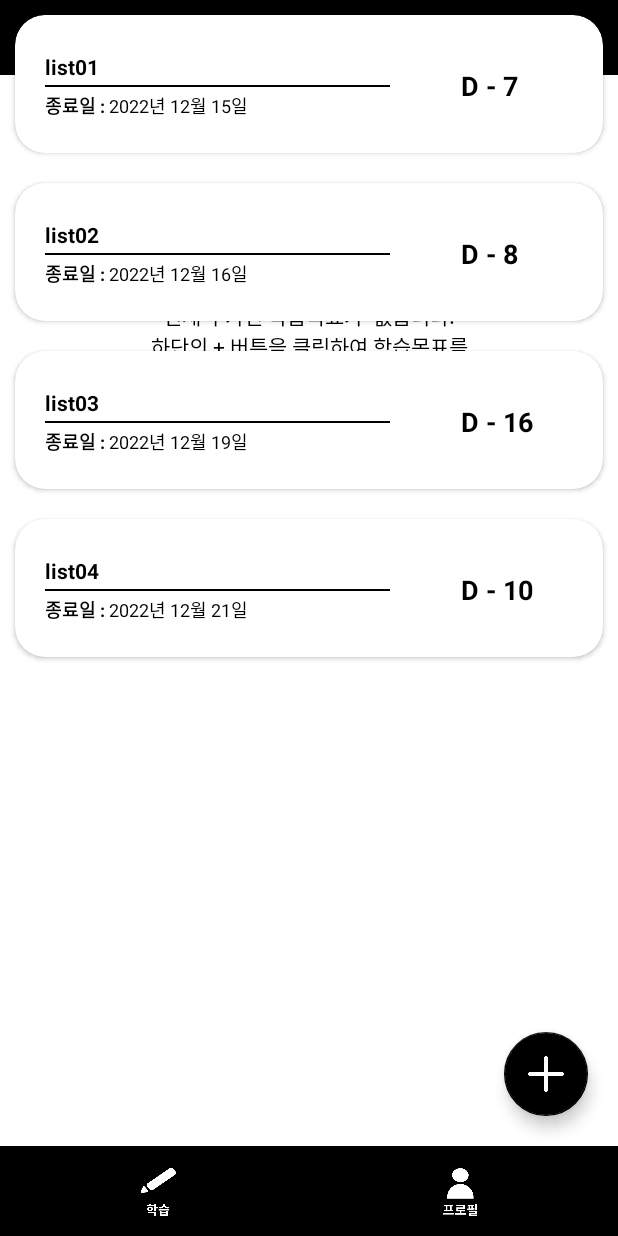
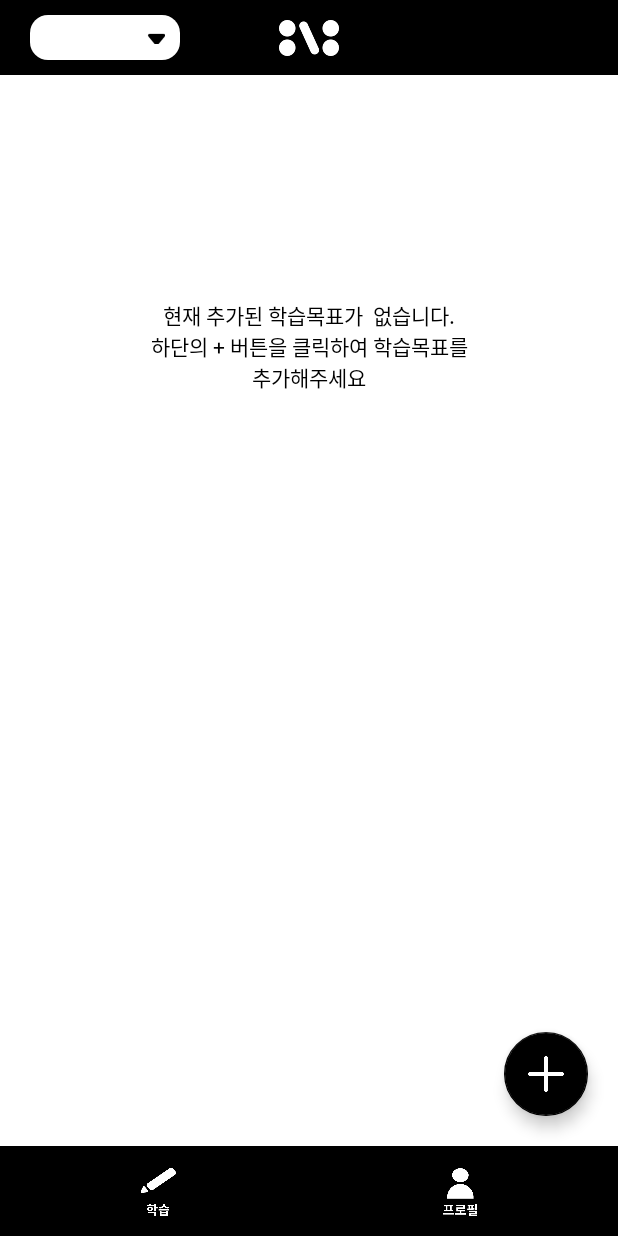
Before and after one commit to Fiizzle/Fiizzle-android, an Android app: the fragment AllFragment shown on its own in the app's theme, on a phone screen of 412 x 824 dp. Run offline under Robolectric (Android 15) with nearby library versions, the phone set to English and light mode, and no system bars; our stand-ins replace data binding.

Commit message:
Merge layout

```diff
--- a/app/src/main/java/com/example/fiizzle/screens/AllFragment.kt
+++ b/app/src/main/java/com/example/fiizzle/screens/AllFragment.kt
@@ -4,8 +4,6 @@ import android.os.Bundle
 import android.view.LayoutInflater
 import android.view.View
 import android.view.ViewGroup
-import android.widget.ArrayAdapter
-import android.widget.AdapterView
 import android.widget.ArrayAdapter
 import androidx.databinding.DataBindingUtil
 import androidx.fragment.app.Fragment
@@ -34,7 +32,7 @@ class AllFragment : Fragment() {
 
         return binding.root
 
-//        initSpinner()
+        initSpinner()
     }
 
     override fun onResume() {
@@ -57,8 +55,6 @@ class AllFragment : Fragment() {
 
         getTestList()
         studyListRVAdapter.addList(studyList)
-
-
     }
 
     private fun getTestList() {
--- a/app/src/main/res/layout/fragment_all.xml
+++ b/app/src/main/res/layout/fragment_all.xml
@@ -107,6 +107,7 @@
             android:id="@+id/all_study_list_rv"
             android:layout_width="match_parent"
             android:layout_height="wrap_content"
+            android:visibility="gone"
             tools:listitem="@layout/item_study_list"
             app:layoutManager="androidx.recyclerview.widget.LinearLayoutManager"
             app:layout_constraintTop_toTopOf="parent"
```
